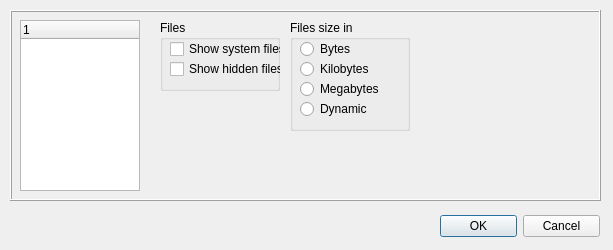
Before: the Qt Designer form OptionsDialog.ui in martin-kudlicka/file-commander, drawn with Qt 5.
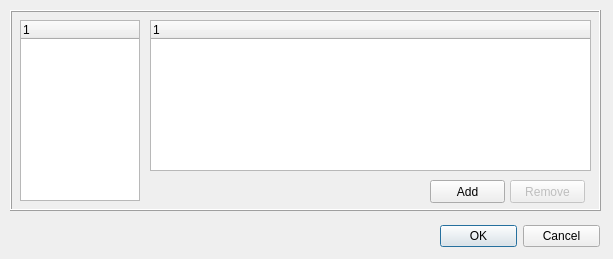
After: the same form once the commit is applied.

Commit message: + add/remove of lister plugins (in options only)

Diff of the .ui file:
```diff
--- a/OptionsDialog.ui
+++ b/OptionsDialog.ui
@@ -6,19 +6,35 @@
     <x>0</x>
     <y>0</y>
     <width>613</width>
-    <height>250</height>
+    <height>259</height>
    </rect>
   </property>
   <property name="windowTitle" >
    <string>Options</string>
   </property>
+  <widget class="QDialogButtonBox" name="qdbbRespond" >
+   <property name="geometry" >
+    <rect>
+     <x>440</x>
+     <y>220</y>
+     <width>160</width>
+     <height>32</height>
+    </rect>
+   </property>
+   <property name="orientation" >
+    <enum>Qt::Horizontal</enum>
+   </property>
+   <property name="standardButtons" >
+    <set>QDialogButtonBox::Cancel|QDialogButtonBox::NoButton|QDialogButtonBox::Ok</set>
+   </property>
+  </widget>
   <widget class="QFrame" name="frame" >
    <property name="geometry" >
     <rect>
      <x>10</x>
      <y>10</y>
      <width>591</width>
-     <height>191</height>
+     <height>201</height>
     </rect>
    </property>
    <property name="frameShape" >
@@ -27,27 +43,17 @@
    <property name="frameShadow" >
     <enum>QFrame::Raised</enum>
    </property>
-   <widget class="QTreeWidget" name="qtwChoices" >
-    <property name="geometry" >
-     <rect>
-      <x>10</x>
-      <y>10</y>
-      <width>120</width>
-      <height>171</height>
-     </rect>
-    </property>
-   </widget>
    <widget class="QStackedWidget" name="qswChoices" >
     <property name="geometry" >
      <rect>
       <x>140</x>
       <y>0</y>
       <width>441</width>
-      <height>191</height>
+      <height>201</height>
      </rect>
     </property>
     <property name="currentIndex" >
-     <number>1</number>
+     <number>5</number>
     </property>
     <widget class="QWidget" name="page_4" />
     <widget class="QWidget" name="page_5" >
@@ -374,7 +380,80 @@
         <x>0</x>
         <y>10</y>
         <width>441</width>
-        <height>101</height>
+        <height>151</height>
+       </rect>
+      </property>
+      <property name="rootIsDecorated" >
+       <bool>false</bool>
+      </property>
+     </widget>
+     <widget class="QPushButton" name="qpbAddContentPlugin" >
+      <property name="geometry" >
+       <rect>
+        <x>280</x>
+        <y>170</y>
+        <width>75</width>
+        <height>23</height>
+       </rect>
+      </property>
+      <property name="text" >
+       <string>Add</string>
+      </property>
+     </widget>
+     <widget class="QPushButton" name="qpbRemoveContentPlugin" >
+      <property name="enabled" >
+       <bool>false</bool>
+      </property>
+      <property name="geometry" >
+       <rect>
+        <x>360</x>
+        <y>170</y>
+        <width>75</width>
+        <height>23</height>
+       </rect>
+      </property>
+      <property name="text" >
+       <string>Remove</string>
+      </property>
+     </widget>
+    </widget>
+    <widget class="QWidget" name="page_8" >
+     <widget class="QPushButton" name="qpbRemoveListerPlugin" >
+      <property name="enabled" >
+       <bool>false</bool>
+      </property>
+      <property name="geometry" >
+       <rect>
+        <x>360</x>
+        <y>170</y>
+        <width>75</width>
+        <height>23</height>
+       </rect>
+      </property>
+      <property name="text" >
+       <string>Remove</string>
+      </property>
+     </widget>
+     <widget class="QPushButton" name="qpbAddListerPlugin" >
+      <property name="geometry" >
+       <rect>
+        <x>280</x>
+        <y>170</y>
+        <width>75</width>
+        <height>23</height>
+       </rect>
+      </property>
+      <property name="text" >
+       <string>Add</string>
+      </property>
+     </widget>
+     <widget class="QTreeWidget" name="qtwListerPlugins" >
+      <property name="geometry" >
+       <rect>
+        <x>0</x>
+        <y>10</y>
+        <width>441</width>
+        <height>151</height>
        </rect>
       </property>
       <property name="rootIsDecorated" >
@@ -503,22 +582,16 @@
      </widget>
     </widget>
    </widget>
-  </widget>
-  <widget class="QDialogButtonBox" name="qdbbRespond" >
-   <property name="geometry" >
-    <rect>
-     <x>440</x>
-     <y>210</y>
-     <width>160</width>
-     <height>32</height>
-    </rect>
-   </property>
-   <property name="orientation" >
-    <enum>Qt::Horizontal</enum>
-   </property>
-   <property name="standardButtons" >
-    <set>QDialogButtonBox::Cancel|QDialogButtonBox::NoButton|QDialogButtonBox::Ok</set>
-   </property>
+   <widget class="QTreeWidget" name="qtwChoices" >
+    <property name="geometry" >
+     <rect>
+      <x>10</x>
+      <y>10</y>
+      <width>120</width>
+      <height>181</height>
+     </rect>
+    </property>
+   </widget>
   </widget>
  </widget>
  <resources/>
```
Left out of the diff: 89 changed lines with no effect on the pictures. The commit also changes 4 other files.
